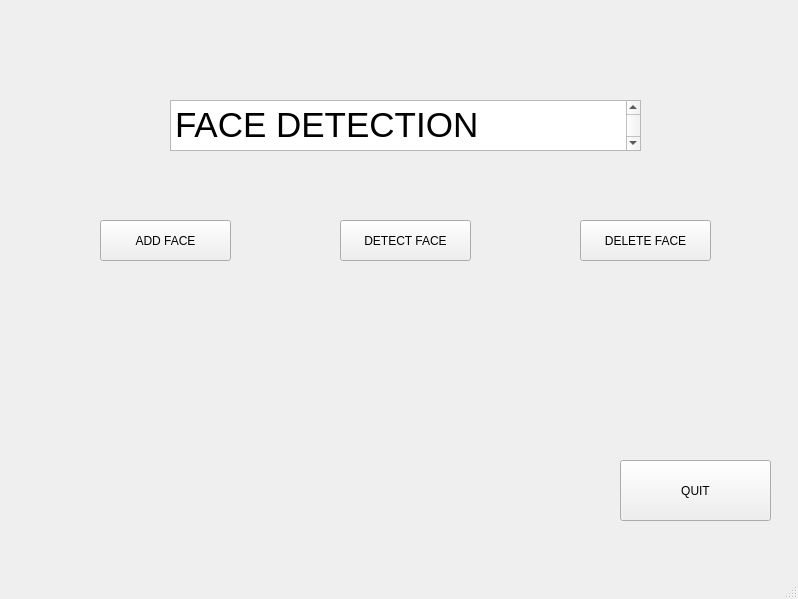
vucd3/Face-Recognition-Gui, file MainWindowGui.ui: the form before one commit.
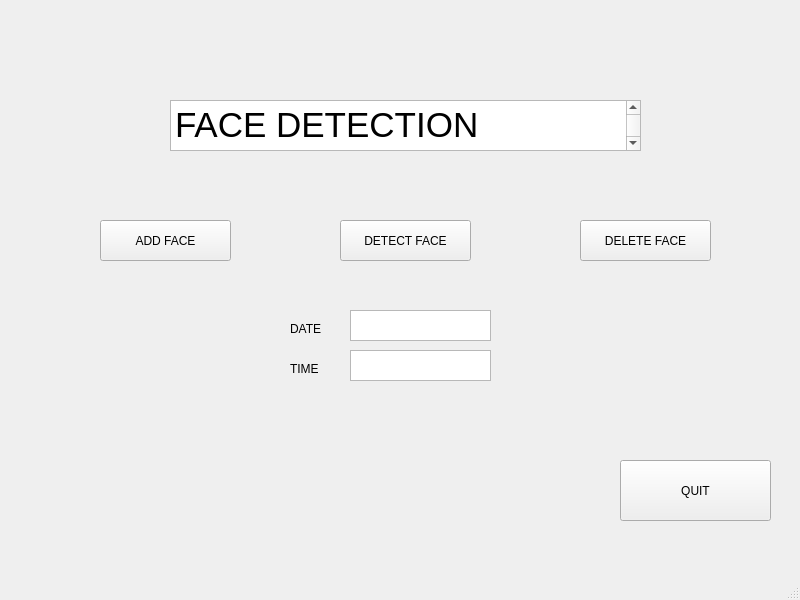
The form after the commit.

```diff
--- a/MainWindowGui.ui
+++ b/MainWindowGui.ui
@@ -6,8 +6,8 @@
    <rect>
     <x>0</x>
     <y>0</y>
-    <width>798</width>
-    <height>599</height>
+    <width>800</width>
+    <height>600</height>
    </rect>
   </property>
   <property name="windowTitle">
@@ -84,6 +84,66 @@
      <string>QUIT</string>
     </property>
    </widget>
+   <widget class="QLabel" name="label">
+    <property name="geometry">
+     <rect>
+      <x>290</x>
+      <y>320</y>
+      <width>41</width>
+      <height>17</height>
+     </rect>
+    </property>
+    <property name="text">
+     <string>DATE</string>
+    </property>
+   </widget>
+   <widget class="QLabel" name="label_1">
+    <property name="geometry">
+     <rect>
+      <x>290</x>
+      <y>360</y>
+      <width>41</width>
+      <height>17</height>
+     </rect>
+    </property>
+    <property name="text">
+     <string>TIME</string>
+    </property>
+   </widget>
+   <widget class="QTextBrowser" name="date">
+    <property name="geometry">
+     <rect>
+      <x>350</x>
+      <y>310</y>
+      <width>141</width>
+      <height>31</height>
+     </rect>
+    </property>
+    <property name="html">
+     <string>&lt;!DOCTYPE HTML PUBLIC &quot;-//W3C//DTD HTML 4.0//EN&quot; &quot;http://www.w3.org/TR/REC-html40/strict.dtd&quot;&gt;
+&lt;html&gt;&lt;head&gt;&lt;meta name=&quot;qrichtext&quot; content=&quot;1&quot; /&gt;&lt;style type=&quot;text/css&quot;&gt;
+p, li { white-space: pre-wrap; }
+&lt;/style&gt;&lt;/head&gt;&lt;body style=&quot; font-family:'Ubuntu'; font-size:11pt; font-weight:400; font-style:normal;&quot;&gt;
+&lt;p style=&quot;-qt-paragraph-type:empty; margin-top:0px; margin-bottom:0px; margin-left:0px; margin-right:0px; -qt-block-indent:0; text-indent:0px;&quot;&gt;&lt;br /&gt;&lt;/p&gt;&lt;/body&gt;&lt;/html&gt;</string>
+    </property>
+   </widget>
+   <widget class="QTextBrowser" name="time">
+    <property name="geometry">
+     <rect>
+      <x>350</x>
+      <y>350</y>
+      <width>141</width>
+      <height>31</height>
+     </rect>
+    </property>
+    <property name="html">
+     <string>&lt;!DOCTYPE HTML PUBLIC &quot;-//W3C//DTD HTML 4.0//EN&quot; &quot;http://www.w3.org/TR/REC-html40/strict.dtd&quot;&gt;
+&lt;html&gt;&lt;head&gt;&lt;meta name=&quot;qrichtext&quot; content=&quot;1&quot; /&gt;&lt;style type=&quot;text/css&quot;&gt;
+p, li { white-space: pre-wrap; }
+&lt;/style&gt;&lt;/head&gt;&lt;body style=&quot; font-family:'Ubuntu'; font-size:11pt; font-weight:400; font-style:normal;&quot;&gt;
+&lt;p style=&quot;-qt-paragraph-type:empty; margin-top:0px; margin-bottom:0px; margin-left:0px; margin-right:0px; -qt-block-indent:0; text-indent:0px;&quot;&gt;&lt;br /&gt;&lt;/p&gt;&lt;/body&gt;&lt;/html&gt;</string>
+    </property>
+   </widget>
   </widget>
   <widget class="QMenuBar" name="menubar">
    <property name="geometry">
```
Left out of the diff: 2 changed lines with no effect on the pictures.
